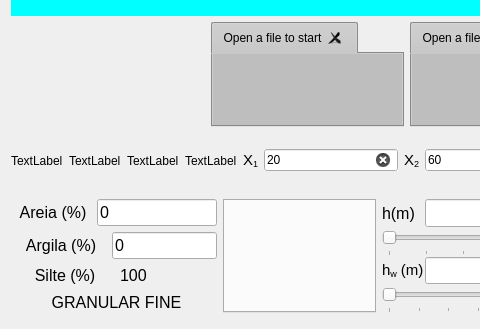
Qt form paulo/form.ui (BetSpaguetty/Projeto-Taludes) before a commit; both pictures show x 0 to 480 and y 301 to 630 of the 1076 by 630 pixel window.
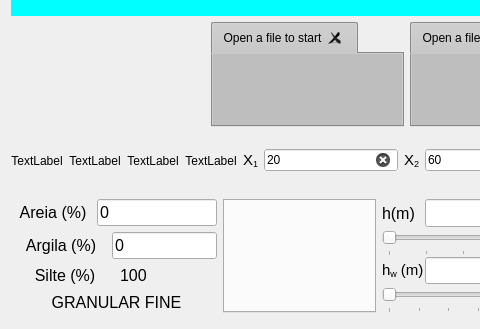
The same form after that commit. Icons and pictures are not drawn.

```diff
--- a/paulo/form.ui
+++ b/paulo/form.ui
@@ -1845,6 +1845,9 @@
        <property name="text">
         <string>TextLabel</string>
        </property>
+       <property name="alignment">
+        <set>Qt::AlignCenter</set>
+       </property>
       </widget>
      </item>
      <item row="0" column="5">
@@ -1985,6 +1988,9 @@
        <property name="text">
         <string>TextLabel</string>
        </property>
+       <property name="alignment">
+        <set>Qt::AlignCenter</set>
+       </property>
       </widget>
      </item>
      <item row="0" column="8">
@@ -2024,6 +2030,9 @@
        <property name="text">
         <string>TextLabel</string>
        </property>
+       <property name="alignment">
+        <set>Qt::AlignCenter</set>
+       </property>
       </widget>
      </item>
      <item row="0" column="4">
@@ -2150,6 +2159,9 @@
        <property name="text">
         <string>TextLabel</string>
        </property>
+       <property name="alignment">
+        <set>Qt::AlignCenter</set>
+       </property>
       </widget>
      </item>
     </layout>
```
Left out of the diff: 21 changed lines with no effect on the pictures.
